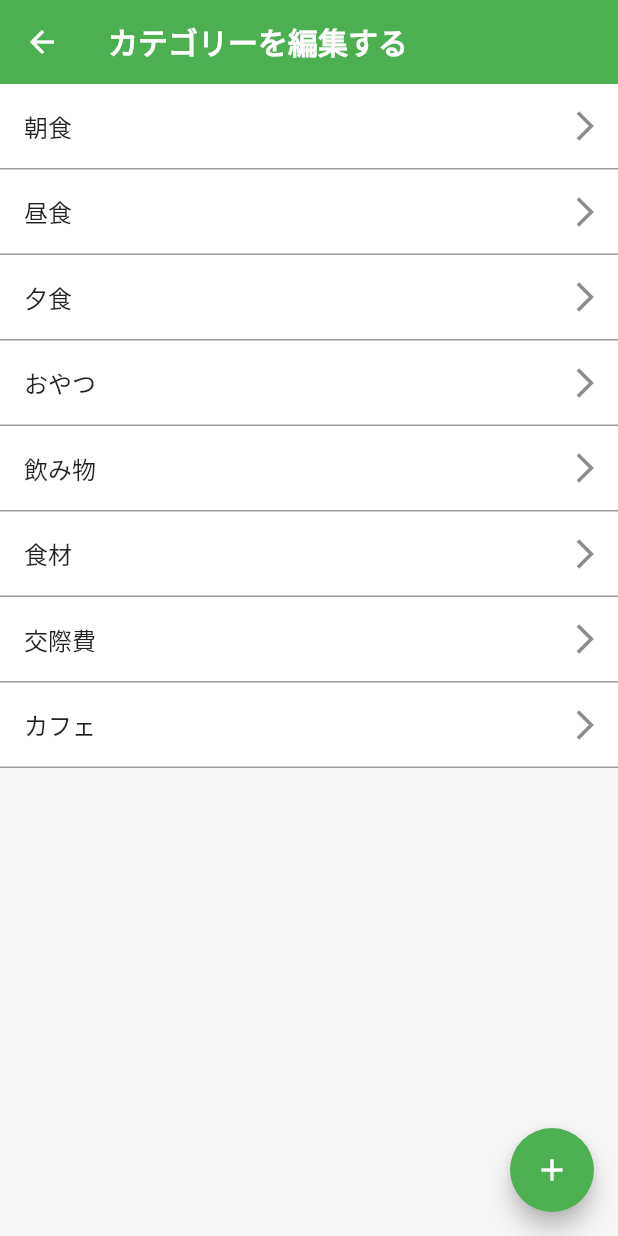
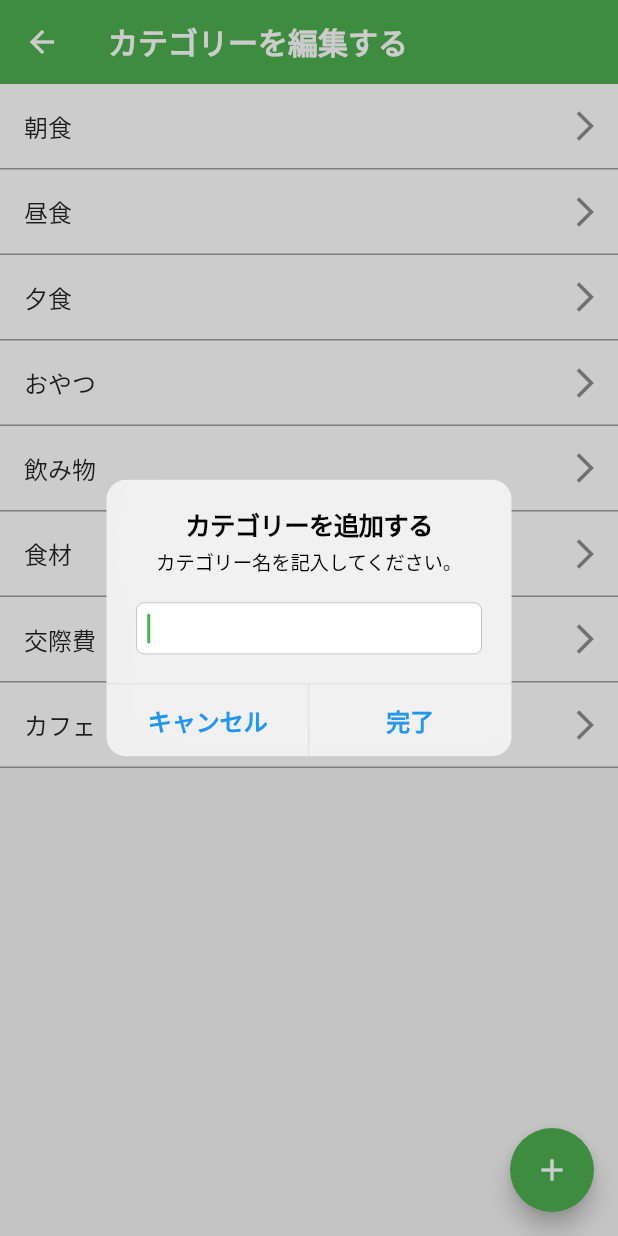
Before and after one commit to gaoypChina/food-record, a Flutter app: the EditCategoryPage screen opened directly, after a tap on the "add" icon, on a phone screen of 412 x 824 dp. Run offline on Flutter 3.47's test engine with Material 2 defaults, Android fonts, the phone set to English and light mode, and no system bars; our stand-ins replace charts_flutter, firebase_analytics, firebase_core, flutter_local_notifications, flutter_riverpod, permission_handler and 3 more; missing offline and left inert: app_review, app_settings; accounts and stored records are empty.

Commit message:
:sparkles: enable user to create category

```diff
--- a/lib/app/edit_category/edit_category_page.dart
+++ b/lib/app/edit_category/edit_category_page.dart
@@ -1,3 +1,4 @@
+import 'package:flutter/cupertino.dart';
 import 'package:flutter/material.dart';
 import 'package:flutter_riverpod/flutter_riverpod.dart';
 import 'package:food_record/app/edit_category/edit_category_view_model.dart';
@@ -59,6 +60,77 @@ class EditCategoryPage extends ConsumerWidget {
       floatingActionButton: FloatingActionButton(
         onPressed: () {
           print('カテゴリーを追加する');
+          showCupertinoDialog<void>(
+            context: context,
+            builder: (context) {
+              return CupertinoAlertDialog(
+                title: Text('カテゴリーを追加する'),
+                content: Column(
+                  children: [
+                    SizedBox(
+                      width: 2,
+                      height: 2,
+                    ),
+                    Text('カテゴリー名を記入してください。'),
+                    SizedBox(
+                      width: 18,
+                      height: 18,
+                    ),
+                    CupertinoTextField(
+                      controller: viewModel.categoryController,
+                      autofocus: true,
+                      keyboardType: TextInputType.text,
+                    ),
+                  ],
+                ),
+                actions: [
+                  TextButton(
+                    onPressed: () {
+                      viewModel.categoryController.clear();
+                      Navigator.pop(context);
+                    },
+                    child: Text(
+                      'キャンセル',
+                      style: TextStyle(
+                        fontWeight: FontWeight.bold,
+                        fontSize: 16,
+                        color: Colors.blue,
+                      ),
+                    ),
+                  ),
+                  TextButton(
+                    onPressed: () async {
+                      // final expenditureDate = await viewModel.createExpenditureDate(
+                      //   viewModel.selectYear,
+                      //   viewModel.selectMonth,
+                      //   viewModel.selectDay,
+                      // );
+                      // print('返り血$expenditureDate');
+                      final category = viewModel.categoryController.text;
+                      print('カテゴリー名: $category');
+                      await viewModel.addNewCategory(category);
+                      // viewModel.money = foodPrice;
+                      // await viewModel.createRecord(
+                      //   foodPrice,
+                      //   expenditureDate,
+                      //   category,
+                      // );
+                      viewModel.categoryController.clear();
+                      Navigator.pop(context);
+                    },
+                    child: Text(
+                      '完了',
+                      style: TextStyle(
+                        fontWeight: FontWeight.bold,
+                        fontSize: 16,
+                        color: Colors.blue,
+                      ),
+                    ),
+                  ),
+                ],
+              );
+            },
+          );
         },
         backgroundColor: Colors.green,
         child: Icon(
--- a/lib/app/edit_category/edit_category_view_model.dart
+++ b/lib/app/edit_category/edit_category_view_model.dart
@@ -8,6 +8,7 @@ import 'package:shared_preferences/shared_preferences.dart';
 import 'package:permission_handler/permission_handler.dart';
 import 'package:timezone/data/latest_all.dart' as tz;
 import 'package:timezone/timezone.dart' as tz;
+import 'dart:convert';
 
 final editCategoryViewModelProvider = ChangeNotifierProvider((ref) {
   return EditCategoryViewModel(
@@ -22,6 +23,7 @@ class EditCategoryViewModel extends ChangeNotifier {
     load();
   }
   final RecordService _recordService;
+  final TextEditingController categoryController = TextEditingController();
   List<String> categories = [
     '朝食',
     '昼食',
@@ -32,31 +34,83 @@ class EditCategoryViewModel extends ChangeNotifier {
     '交際費',
     'カフェ',
   ];
-  static const categoryPrefsKey = 'category';
+  static const categoryListPrefsKey = 'categoryArray';
 
   FlutterLocalNotificationsPlugin flnp = FlutterLocalNotificationsPlugin();
 
   Future<void> load() async {
-    final savedCategories = await getCategory();
+    final savedCategories = await getCategoryList();
     if (savedCategories != null) {
       categories = savedCategories;
       print('保存されているcategoriesを読み込んだよ〜〜〜');
     } else {
       print('まだ、SharedPreferenceは使われてはいないよ〜〜〜$categories');
+      await setCategoryList(categories);
+      // categories.forEach((category) {
+      //   print('一個ずつcategory保存していくよ〜〜〜');
+      // });
+      // setCategory(category);
     }
     notifyListeners();
   }
 
-  Future<List<String>?> getCategory() async {
+  Future<List<String>?> getCategoryList() async {
     final prefs = await SharedPreferences.getInstance();
-    final isFirstLoading = prefs.getStringList(categoryPrefsKey);
-    print('カテゴリーはjson型？？？$isFirstLoading');
-    return isFirstLoading;
+    print(categoryListPrefsKey);
+    // final isFirstLoading = prefs
+    //     .getStringList(categoryListPrefsKey)
+    //     ?.cast<String>() as List<String>;
+    final categoryList = prefs.getStringList(categoryListPrefsKey);
+    print('カテゴリーはjson型？？？$categoryList');
+    return categoryList;
+
+    // if (categoryList != null) {
+    // final readingList = categoryList
+    //     .map((category) => CategoryModel.fromJson(json.encode(category)))
+    //     .toList();
+    // final readingList = categoryList
+    // final readingList = categoryList
+    //     .map((category) => CategoryModel(
+    //         id: int.parse(category['id'].toString()),
+    //         category: category['category'].toString()))
+    //     .toList();
+    // } else {}
+    // return isFirstLoading;
   }
 
-  Future<void> setCategory(List<String> categories) async {
+  Future<void> setCategoryList(List<String> categories) async {
     final prefs = await SharedPreferences.getInstance();
-    print('カテゴリーを更新するよ〜〜〜$categories');
-    await prefs.setStringList(categoryPrefsKey, categories);
+    final index = categories.length - 1;
+    print('新しく作成するIndex: $index');
+    print('保存するするするCategories: $categories');
+    // final fixedCategories =
+    // final newCategories = categories
+    //     .map(
+    //       (category) => CategoryModel(
+    //         id: index,
+    //         category: category,
+    //       ),
+    //     )
+    //     .toList();
+    // print('新しいカテゴリーを作成するよ〜〜〜$newCategories');
+    // final fixedCategories = newCategories
+    //     .map((newCategory) => json.encode(newCategory.toMap()))
+    //     .toList();
+    // print('新しいカテゴリーを作成するよ〜〜〜$fixedCategories');
+    await prefs.setStringList(categoryListPrefsKey, categories);
+
+    // final newCategory = CategoryModel(
+    //   id: index,
+    //   category: category,
+    // );
+    // await prefs.setStringList(categoryListPrefsKey, category);
+  }
+
+  Future<void> addNewCategory(String category) async {
+    categories.add(category);
+    await setCategoryList(categories);
+    notifyListeners();
+    // money = category;
+    // print(money);
   }
 }
```
Also changed, not shown: lib/app/category/category_model.dart (+12 -8 lines), lib/app/home/home_view_model.dart (+23 -1 lines).
